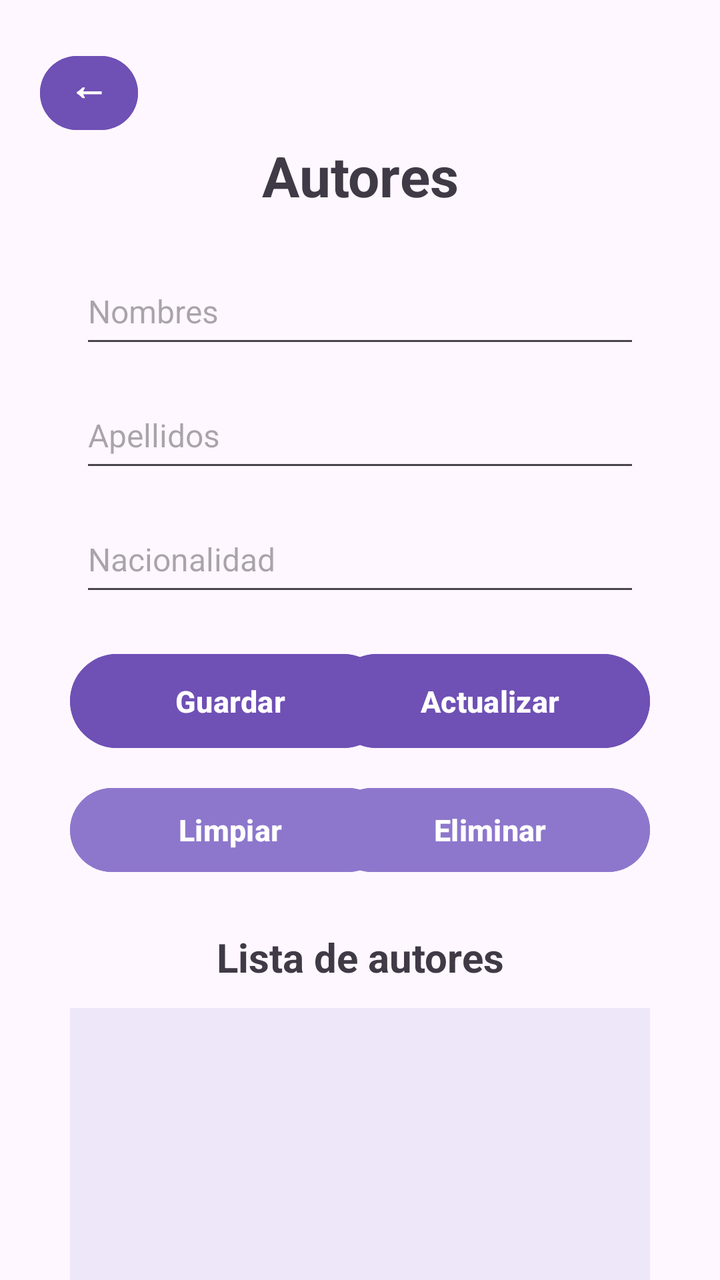
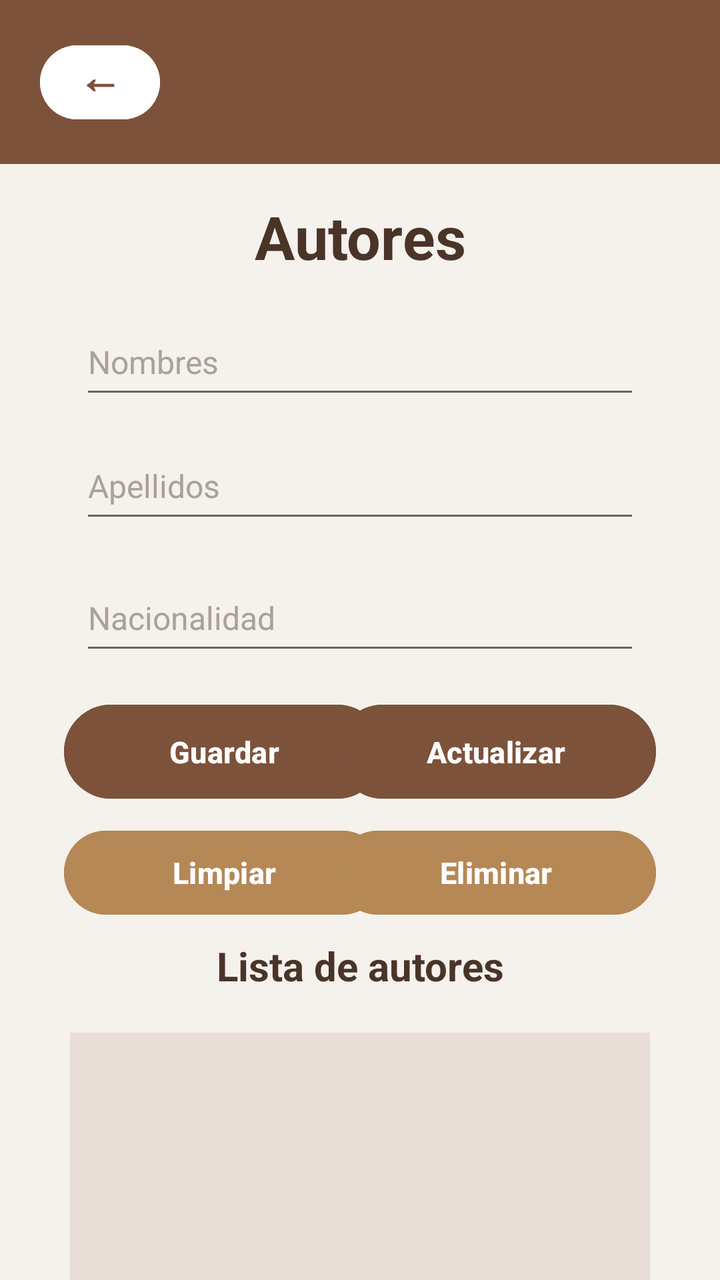

Compare the two renders of this Android layout. The source of the first and the diff that turns it into the second are given below.
<!-- AndroidManifest.xml: application theme Theme.BibliotecaGrupo3 -->
<!-- res/layout/activity_autores.xml -->
<?xml version="1.0" encoding="utf-8"?>
<androidx.constraintlayout.widget.ConstraintLayout xmlns:android="http://schemas.android.com/apk/res/android"
    xmlns:app="http://schemas.android.com/apk/res-auto"
    xmlns:tools="http://schemas.android.com/tools"
    android:id="@+id/main"
    android:layout_width="match_parent"
    android:layout_height="match_parent"
    android:background="#FFF7FF"
    tools:context=".AutoresActivity">

    <Button
        android:id="@+id/btnRegresar"
        android:layout_width="49dp"
        android:layout_height="45dp"
        android:layout_marginStart="20dp"
        android:layout_marginTop="24dp"
        android:backgroundTint="#6F50B5"
        android:includeFontPadding="false"
        android:minWidth="0dp"
        android:minHeight="0dp"
        android:onClick="regresar"
        android:paddingStart="0dp"
        android:paddingTop="0dp"
        android:paddingEnd="0dp"
        android:paddingBottom="8dp"
        android:text="←"
        android:textAllCaps="false"
        android:textColor="#FFFFFF"
        android:textSize="20sp"
        android:textStyle="bold"
        app:layout_constraintStart_toStartOf="parent"
        app:layout_constraintTop_toTopOf="parent" />

    <TextView
        android:id="@+id/txtTituloAutores"
        android:layout_width="wrap_content"
        android:layout_height="wrap_content"
        android:layout_marginStart="156dp"
        android:layout_marginTop="69dp"
        android:layout_marginEnd="156dp"
        android:text="Autores"
        android:textColor="#3F3A46"
        android:textSize="28sp"
        android:textStyle="bold"
        app:layout_constraintEnd_toEndOf="parent"
        app:layout_constraintStart_toStartOf="parent"
        app:layout_constraintTop_toTopOf="parent" />

    <EditText
        android:id="@+id/txtNombresAutor"
        android:layout_width="0dp"
        android:layout_height="50dp"
        android:layout_marginStart="40dp"
        android:layout_marginTop="60dp"
        android:layout_marginEnd="40dp"
        android:hint="Nombres"
        android:inputType="text"
        android:textSize="16sp"
        app:layout_constraintEnd_toEndOf="parent"
        app:layout_constraintStart_toStartOf="parent"
        app:layout_constraintTop_toBottomOf="@+id/btnRegresar" />

    <EditText
        android:id="@+id/txtApellidosAutor"
        android:layout_width="0dp"
        android:layout_height="50dp"
        android:layout_marginStart="40dp"
        android:layout_marginTop="12dp"
        android:layout_marginEnd="40dp"
        android:hint="Apellidos"
        android:inputType="text"
        android:textSize="16sp"
        app:layout_constraintEnd_toEndOf="parent"
        app:layout_constraintStart_toStartOf="parent"
        app:layout_constraintTop_toBottomOf="@+id/txtNombresAutor" />

    <EditText
        android:id="@+id/txtNacionalidadAutor"
        android:layout_width="0dp"
        android:layout_height="50dp"
        android:layout_marginStart="40dp"
        android:layout_marginTop="12dp"
        android:layout_marginEnd="40dp"
        android:hint="Nacionalidad"
        android:inputType="text"
        android:textSize="16sp"
        app:layout_constraintEnd_toEndOf="parent"
        app:layout_constraintStart_toStartOf="parent"
        app:layout_constraintTop_toBottomOf="@+id/txtApellidosAutor" />

    <Button
        android:id="@+id/btnGuardarAutor"
        android:layout_width="160dp"
        android:layout_height="55dp"
        android:layout_marginStart="35dp"
        android:layout_marginTop="20dp"
        android:backgroundTint="#6F50B5"
        android:onClick="guardarAutor"
        android:text="Guardar"
        android:textAllCaps="false"
        android:textColor="#FFFFFF"
        android:textSize="15sp"
        android:textStyle="bold"
        app:layout_constraintStart_toStartOf="parent"
        app:layout_constraintTop_toBottomOf="@+id/txtNacionalidadAutor" />

    <Button
        android:id="@+id/btnActualizarAutor"
        android:layout_width="160dp"
        android:layout_height="55dp"
        android:layout_marginTop="20dp"
        android:layout_marginEnd="35dp"
        android:backgroundTint="#6F50B5"
        android:onClick="actualizarAutor"
        android:text="Actualizar"
        android:textAllCaps="false"
        android:textColor="#FFFFFF"
        android:textSize="15sp"
        android:textStyle="bold"
        app:layout_constraintEnd_toEndOf="parent"
        app:layout_constraintTop_toBottomOf="@+id/txtNacionalidadAutor" />

    <Button
        android:id="@+id/btnLimpiar"
        android:layout_width="160dp"
        android:layout_height="50dp"
        android:layout_marginStart="35dp"
        android:layout_marginTop="12dp"
        android:backgroundTint="#8D77CC"
        android:onClick="limpiarCampos"
        android:text="Limpiar"
        android:textAllCaps="false"
        android:textColor="#FFFFFF"
        android:textSize="15sp"
        android:textStyle="bold"
        app:layout_constraintStart_toStartOf="parent"
        app:layout_constraintTop_toBottomOf="@+id/btnGuardarAutor" />

    <Button
        android:id="@+id/btnEliminarAutor"
        android:layout_width="160dp"
        android:layout_height="50dp"
        android:layout_marginTop="12dp"
        android:layout_marginEnd="35dp"
        android:backgroundTint="#8D77CC"
        android:onClick="eliminarAutor"
        android:text="Eliminar"
        android:textAllCaps="false"
        android:textColor="#FFFFFF"
        android:textSize="15sp"
        android:textStyle="bold"
        app:layout_constraintEnd_toEndOf="parent"
        app:layout_constraintTop_toBottomOf="@+id/btnActualizarAutor" />

    <TextView
        android:id="@+id/txtListaTitulo"
        android:layout_width="wrap_content"
        android:layout_height="wrap_content"
        android:layout_marginTop="25dp"
        android:text="Lista de autores"
        android:textColor="#3F3A46"
        android:textSize="20sp"
        android:textStyle="bold"
        app:layout_constraintEnd_toEndOf="parent"
        app:layout_constraintStart_toStartOf="parent"
        app:layout_constraintTop_toBottomOf="@+id/btnLimpiar" />

    <ListView
        android:id="@+id/listaAutores"
        android:layout_width="0dp"
        android:layout_height="210dp"
        android:layout_marginStart="35dp"
        android:layout_marginTop="12dp"
        android:layout_marginEnd="35dp"
        android:background="#EEE7FA"
        app:layout_constraintEnd_toEndOf="parent"
        app:layout_constraintStart_toStartOf="parent"
        app:layout_constraintTop_toBottomOf="@+id/txtListaTitulo" />

</androidx.constraintlayout.widget.ConstraintLayout>
<!-- resources referenced by this layout -->
<resources>
  <style name="Theme.BibliotecaGrupo3" parent="Base.Theme.BibliotecaGrupo3" />
  <style name="Base.Theme.BibliotecaGrupo3" parent="Theme.Material3.DayNight.NoActionBar">
          
          
      </style>
</resources>

<!-- the commit's change to res/layout/activity_autores.xml (unified diff, before → after) -->
@@ -5,16 +5,24 @@
     android:id="@+id/main"
     android:layout_width="match_parent"
     android:layout_height="match_parent"
-    android:background="#FFF7FF"
+    android:background="#F5F1EC"
     tools:context=".AutoresActivity">
 
+    <View
+        android:id="@+id/topBar"
+        android:layout_width="417dp"
+        android:layout_height="82dp"
+        android:background="#7D523B"
+        app:layout_constraintEnd_toEndOf="parent"
+        app:layout_constraintStart_toStartOf="parent"
+        app:layout_constraintTop_toTopOf="parent" />
+
     <Button
         android:id="@+id/btnRegresar"
-        android:layout_width="49dp"
+        android:layout_width="60dp"
         android:layout_height="45dp"
         android:layout_marginStart="20dp"
-        android:layout_marginTop="24dp"
-        android:backgroundTint="#6F50B5"
+        android:backgroundTint="#FFFFFF"
         android:includeFontPadding="false"
         android:minWidth="0dp"
         android:minHeight="0dp"
@@ -22,158 +30,175 @@
         android:paddingStart="0dp"
         android:paddingTop="0dp"
         android:paddingEnd="0dp"
-        android:paddingBottom="8dp"
+        android:paddingBottom="6dp"
         android:text="←"
         android:textAllCaps="false"
-        android:textColor="#FFFFFF"
-        android:textSize="20sp"
-        android:textStyle="bold"
-        app:layout_constraintStart_toStartOf="parent"
-        app:layout_constraintTop_toTopOf="parent" />
+        android:textColor="#7D523B"
+        android:textSize="22sp"
+        android:textStyle="bold"
+        app:cornerRadius="24dp"
+        app:layout_constraintBottom_toBottomOf="@+id/topBar"
+        app:layout_constraintStart_toStartOf="parent"
+        app:layout_constraintTop_toTopOf="@+id/topBar" />
 
     <TextView
         android:id="@+id/txtTituloAutores"
         android:layout_width="wrap_content"
         android:layout_height="wrap_content"
-        android:layout_marginStart="156dp"
-        android:layout_marginTop="69dp"
-        android:layout_marginEnd="156dp"
+        android:layout_marginTop="16dp"
         android:text="Autores"
-        android:textColor="#3F3A46"
-        android:textSize="28sp"
-        android:textStyle="bold"
-        app:layout_constraintEnd_toEndOf="parent"
-        app:layout_constraintStart_toStartOf="parent"
-        app:layout_constraintTop_toTopOf="parent" />
+        android:textColor="#4A3428"
+        android:textSize="30sp"
+        android:textStyle="bold"
+        app:layout_constraintEnd_toEndOf="parent"
+        app:layout_constraintStart_toStartOf="parent"
+        app:layout_constraintTop_toBottomOf="@+id/topBar" />
 
     <EditText
         android:id="@+id/txtNombresAutor"
         android:layout_width="0dp"
         android:layout_height="50dp"
         android:layout_marginStart="40dp"
-        android:layout_marginTop="60dp"
+        android:layout_marginTop="16dp"
         android:layout_marginEnd="40dp"
+        android:backgroundTint="#6E6259"
         android:hint="Nombres"
         android:inputType="text"
+        android:textColor="#4A3428"
+        android:textColorHint="#AAA19A"
         android:textSize="16sp"
         app:layout_constraintEnd_toEndOf="parent"
-        app:layout_constraintStart_toStartOf="parent"
-        app:layout_constraintTop_toBottomOf="@+id/btnRegresar" />
-
-    <EditText
-        android:id="@+id/txtApellidosAutor"
-        android:layout_width="0dp"
-        android:layout_height="50dp"
-        android:layout_marginStart="40dp"
-        android:layout_marginTop="12dp"
-        android:layout_marginEnd="40dp"
-        android:hint="Apellidos"
-        android:inputType="text"
-        android:textSize="16sp"
-        app:layout_constraintEnd_toEndOf="parent"
-        app:layout_constraintStart_toStartOf="parent"
-        app:layout_constraintTop_toBottomOf="@+id/txtNombresAutor" />
+        app:layout_constraintHorizontal_bias="0.0"
+        app:layout_constraintStart_toStartOf="parent"
+        app:layout_constraintTop_toBottomOf="@+id/txtTituloAutores" />
+
+    <Button
+        android:id="@+id/btnGuardarAutor"
+        android:layout_width="160dp"
+        android:layout_height="55dp"
+        android:layout_marginStart="32dp"
+        android:layout_marginTop="16dp"
+        android:backgroundTint="#7D523B"
+        android:onClick="guardarAutor"
+        android:text="Guardar"
+        android:textAllCaps="false"
+        android:textColor="#FFFFFF"
+        android:textSize="15sp"
+        android:textStyle="bold"
+        app:cornerRadius="28dp"
+        app:layout_constraintStart_toStartOf="parent"
+        app:layout_constraintTop_toBottomOf="@+id/txtNacionalidadAutor" />
+
+    <Button
+        android:id="@+id/btnActualizarAutor"
+        android:layout_width="160dp"
+        android:layout_height="55dp"
+        android:layout_marginTop="16dp"
+        android:layout_marginEnd="32dp"
+        android:backgroundTint="#7D523B"
+        android:onClick="actualizarAutor"
+        android:text="Actualizar"
+        android:textAllCaps="false"
+        android:textColor="#FFFFFF"
+        android:textSize="15sp"
+        android:textStyle="bold"
+        app:cornerRadius="28dp"
+        app:layout_constraintEnd_toEndOf="parent"
+        app:layout_constraintTop_toBottomOf="@+id/txtNacionalidadAutor" />
+
+    <Button
+        android:id="@+id/btnLimpiar"
+        android:layout_width="160dp"
+        android:layout_height="50dp"
+        android:layout_marginStart="32dp"
+        android:layout_marginTop="8dp"
+        android:backgroundTint="#B58855"
+        android:onClick="limpiarCampos"
+        android:text="Limpiar"
+        android:textAllCaps="false"
+        android:textColor="#FFFFFF"
+        android:textSize="15sp"
+        android:textStyle="bold"
+        app:cornerRadius="28dp"
+        app:layout_constraintStart_toStartOf="parent"
+        app:layout_constraintTop_toBottomOf="@+id/btnGuardarAutor" />
+
+    <Button
+        android:id="@+id/btnEliminarAutor"
+        android:layout_width="160dp"
+        android:layout_height="50dp"
+        android:layout_marginTop="8dp"
+        android:layout_marginEnd="32dp"
+        android:backgroundTint="#B58855"
+        android:onClick="eliminarAutor"
+        android:text="Eliminar"
+        android:textAllCaps="false"
+        android:textColor="#FFFFFF"
+        android:textSize="15sp"
+        android:textStyle="bold"
+        app:cornerRadius="28dp"
+        app:layout_constraintEnd_toEndOf="parent"
+        app:layout_constraintTop_toBottomOf="@+id/btnActualizarAutor" />
 
     <EditText
         android:id="@+id/txtNacionalidadAutor"
         android:layout_width="0dp"
         android:layout_height="50dp"
         android:layout_marginStart="40dp"
-        android:layout_marginTop="12dp"
+        android:layout_marginTop="16dp"
         android:layout_marginEnd="40dp"
+        android:backgroundTint="#6E6259"
         android:hint="Nacionalidad"
         android:inputType="text"
+        android:textColor="#4A3428"
+        android:textColorHint="#AAA19A"
         android:textSize="16sp"
         app:layout_constraintEnd_toEndOf="parent"
+        app:layout_constraintHorizontal_bias="0.0"
         app:layout_constraintStart_toStartOf="parent"
         app:layout_constraintTop_toBottomOf="@+id/txtApellidosAutor" />
-
-    <Button
-        android:id="@+id/btnGuardarAutor"
-        android:layout_width="160dp"
-        android:layout_height="55dp"
-        android:layout_marginStart="35dp"
-        android:layout_marginTop="20dp"
-        android:backgroundTint="#6F50B5"
-        android:onClick="guardarAutor"
-        android:text="Guardar"
-        android:textAllCaps="false"
-        android:textColor="#FFFFFF"
-        android:textSize="15sp"
-        android:textStyle="bold"
-        app:layout_constraintStart_toStartOf="parent"
-        app:layout_constraintTop_toBottomOf="@+id/txtNacionalidadAutor" />
-
-    <Button
-        android:id="@+id/btnActualizarAutor"
-        android:layout_width="160dp"
-        android:layout_height="55dp"
-        android:layout_marginTop="20dp"
-        android:layout_marginEnd="35dp"
-        android:backgroundTint="#6F50B5"
-        android:onClick="actualizarAutor"
-        android:text="Actualizar"
-        android:textAllCaps="false"
-        android:textColor="#FFFFFF"
-        android:textSize="15sp"
-        android:textStyle="bold"
-        app:layout_constraintEnd_toEndOf="parent"
-        app:layout_constraintTop_toBottomOf="@+id/txtNacionalidadAutor" />
-
-    <Button
-        android:id="@+id/btnLimpiar"
-        android:layout_width="160dp"
-        android:layout_height="50dp"
-        android:layout_marginStart="35dp"
-        android:layout_marginTop="12dp"
-        android:backgroundTint="#8D77CC"
-        android:onClick="limpiarCampos"
-        android:text="Limpiar"
-        android:textAllCaps="false"
-        android:textColor="#FFFFFF"
-        android:textSize="15sp"
-        android:textStyle="bold"
-        app:layout_constraintStart_toStartOf="parent"
-        app:layout_constraintTop_toBottomOf="@+id/btnGuardarAutor" />
-
-    <Button
-        android:id="@+id/btnEliminarAutor"
-        android:layout_width="160dp"
-        android:layout_height="50dp"
-        android:layout_marginTop="12dp"
-        android:layout_marginEnd="35dp"
-        android:backgroundTint="#8D77CC"
-        android:onClick="eliminarAutor"
-        android:text="Eliminar"
-        android:textAllCaps="false"
-        android:textColor="#FFFFFF"
-        android:textSize="15sp"
-        android:textStyle="bold"
-        app:layout_constraintEnd_toEndOf="parent"
-        app:layout_constraintTop_toBottomOf="@+id/btnActualizarAutor" />
 
     <TextView
         android:id="@+id/txtListaTitulo"
         android:layout_width="wrap_content"
         android:layout_height="wrap_content"
-        android:layout_marginTop="25dp"
+        android:layout_marginTop="8dp"
         android:text="Lista de autores"
-        android:textColor="#3F3A46"
+        android:textColor="#4A3428"
         android:textSize="20sp"
         android:textStyle="bold"
         app:layout_constraintEnd_toEndOf="parent"
         app:layout_constraintStart_toStartOf="parent"
         app:layout_constraintTop_toBottomOf="@+id/btnLimpiar" />
+
+    <EditText
+        android:id="@+id/txtApellidosAutor"
+        android:layout_width="0dp"
+        android:layout_height="50dp"
+        android:layout_marginStart="40dp"
+        android:layout_marginTop="12dp"
+        android:layout_marginEnd="40dp"
+        android:backgroundTint="#6E6259"
+        android:hint="Apellidos"
+        android:inputType="text"
+        android:textColor="#4A3428"
+        android:textColorHint="#AAA19A"
+        android:textSize="16sp"
+        app:layout_constraintEnd_toEndOf="parent"
+        app:layout_constraintHorizontal_bias="0.0"
+        app:layout_constraintStart_toStartOf="parent"
+        app:layout_constraintTop_toBottomOf="@+id/txtNombresAutor" />
 
     <ListView
         android:id="@+id/listaAutores"
         android:layout_width="0dp"
         android:layout_height="210dp"
         android:layout_marginStart="35dp"
-        android:layout_marginTop="12dp"
+        android:layout_marginTop="20dp"
         android:layout_marginEnd="35dp"
-        android:background="#EEE7FA"
-        app:layout_constraintEnd_toEndOf="parent"
+        android:background="#E9DED7"
+        app:layout_constraintEnd_toEndOf="parent"
+        app:layout_constraintHorizontal_bias="0.0"
         app:layout_constraintStart_toStartOf="parent"
         app:layout_constraintTop_toBottomOf="@+id/txtListaTitulo" />
 
